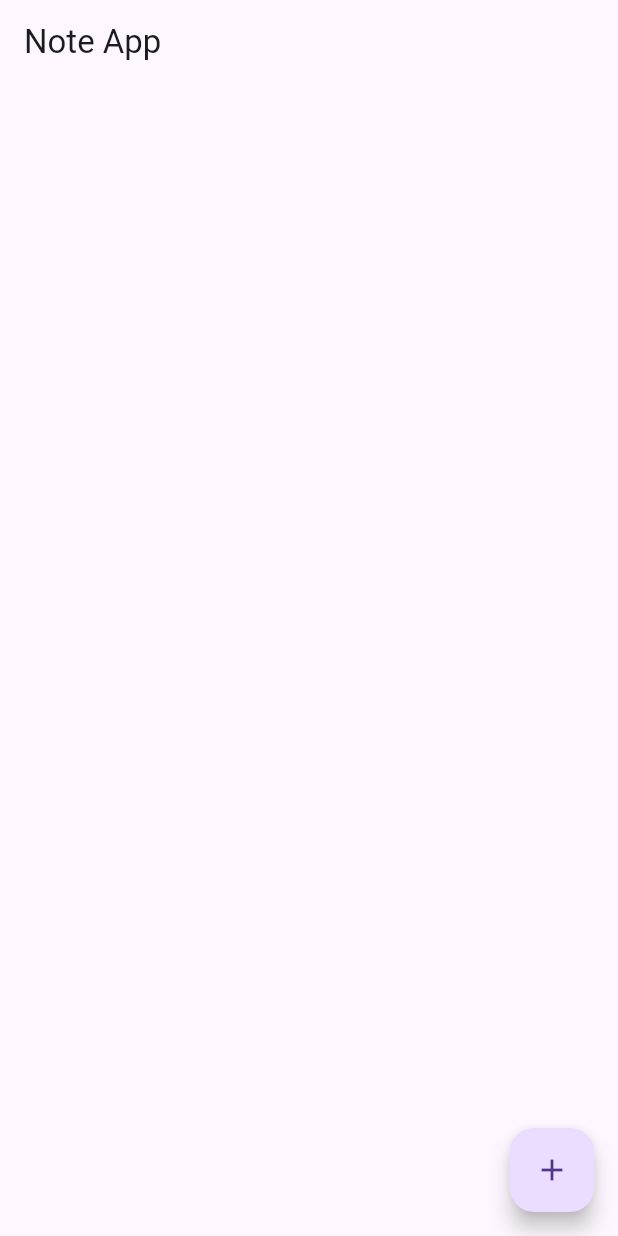
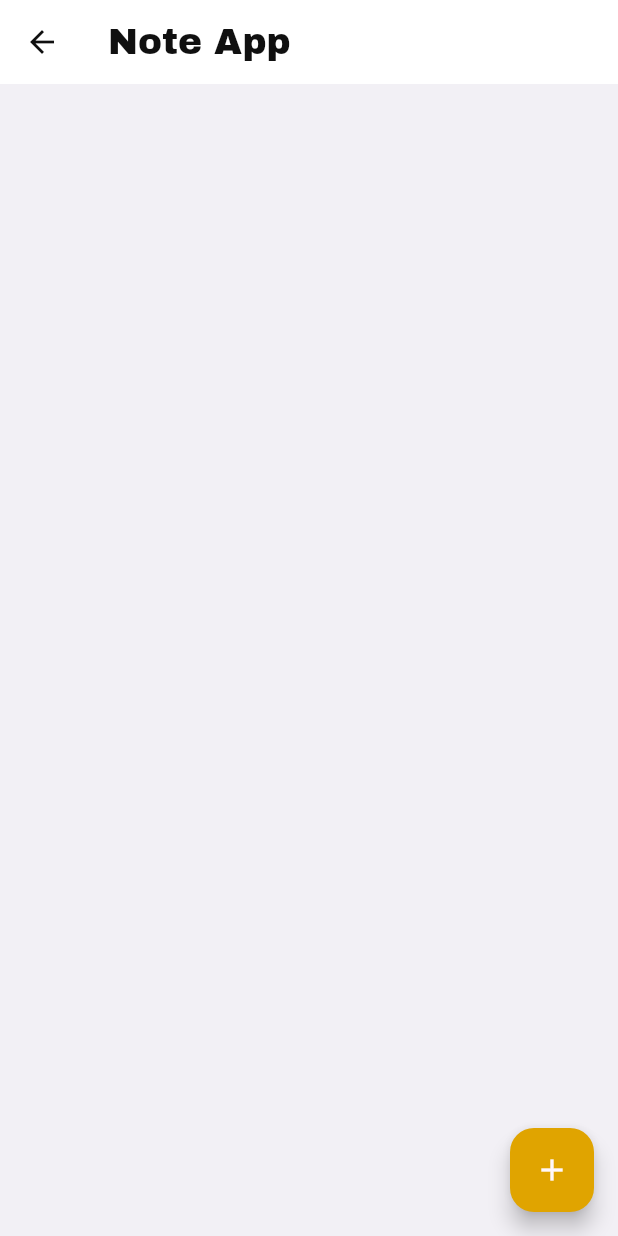
Before and after one commit to moreto/flutter_mvvm, a Flutter app: the NoteListView screen opened directly, on a phone screen of 412 x 824 dp. Run offline on Flutter 3.47's test engine with Material 3 defaults, Android fonts, the light colour scheme and no system bars; our stand-ins replace flutter_bloc, google_fonts, material_design_icons_flutter.

Commit message:
theme config

```diff
--- a/lib/main.dart
+++ b/lib/main.dart
@@ -1,6 +1,7 @@
 import 'package:flutter/material.dart';
 
-import 'ui/note/note_view.dart';
+import 'ui/auth/login/login_view.dart';
+import 'ui/core/themes/theme.dart';
 
 void main() {
   runApp(MyApp());
@@ -9,6 +10,6 @@ void main() {
 class MyApp extends StatelessWidget {
   @override
   Widget build(BuildContext context) {
-    return MaterialApp(title: 'Note App', theme: ThemeData(primarySwatch: Colors.blue), home: NoteListView());
+    return MaterialApp(title: 'Note App', theme: AppTheme.lightTheme, darkTheme: AppTheme.darkTheme, home: LoginView());
   }
 }
--- /dev/null
+++ b/lib/ui/core/themes/colors.dart
@@ -0,0 +1,47 @@
+// Copyright 2024 The Flutter team. All rights reserved.
+// Use of this source code is governed by a BSD-style license that can be
+// found in the LICENSE file.
+
+import 'package:flutter/material.dart';
+
+class AppColors {
+  static const black1 = Color(0xFF101010);
+  static const white1 = Color(0xFFFFF7FA);
+  static const grey1 = Color(0xFFF2F2F2);
+  static const grey2 = Color(0xFF4D4D4D);
+  static const grey3 = Color(0xFFA4A4A4);
+  static const whiteTransparent = Color(0x4DFFFFFF);
+  static const blackTransparent = Color(0x4D000000);
+  static const red1 = Color(0xFFE74C3C);
+
+  static Color kWhite = Color(0xffffffff);
+  static Color kBlack = Color(0xFF2A2E39);
+  static Color kPrimary = Color(0xFFe0a400);
+  static Color kBackGround = Color(0xFFf2f0f5);
+  static Color kSecondary = Color(0xFFF4CE8C);
+  static Color kPrimaryFixed = Color(0xFF8C8E8D);
+
+  static var lightColorScheme = ColorScheme(
+    brightness: Brightness.light,
+    primary: AppColors.kPrimary,
+    onPrimary: AppColors.white1,
+    secondary: AppColors.kSecondary,
+    onSecondary: AppColors.white1,
+    surface: Colors.white,
+    onSurface: AppColors.black1,
+    error: Colors.white,
+    onError: Colors.red,
+  );
+
+  static const darkColorScheme = ColorScheme(
+    brightness: Brightness.dark,
+    primary: AppColors.white1,
+    onPrimary: AppColors.black1,
+    secondary: AppColors.white1,
+    onSecondary: AppColors.black1,
+    surface: AppColors.black1,
+    onSurface: Colors.white,
+    error: Colors.black,
+    onError: AppColors.red1,
+  );
+}
--- /dev/null
+++ b/lib/ui/core/themes/theme.dart
@@ -0,0 +1,67 @@
+// Copyright 2024 The Flutter team. All rights reserved.
+// Use of this source code is governed by a BSD-style license that can be
+// found in the LICENSE file.
+
+import 'package:flutter/material.dart';
+import 'package:google_fonts/google_fonts.dart';
+
+import 'colors.dart';
+
+class AppTheme {
+  static final _textTheme = TextTheme(
+    bodySmall: GoogleFonts.rubik(textStyle: TextStyle(fontWeight: FontWeight.w400, color: AppColors.kPrimaryFixed, fontSize: 12)),
+    bodyMedium: GoogleFonts.rubik(textStyle: TextStyle(fontWeight: FontWeight.w400, color: AppColors.kPrimaryFixed, fontSize: 14)),
+    bodyLarge: GoogleFonts.rubik(textStyle: TextStyle(fontWeight: FontWeight.w400, color: AppColors.kPrimaryFixed, fontSize: 16)),
+    titleSmall: GoogleFonts.archivoBlack(textStyle: TextStyle(fontWeight: FontWeight.w500, color: AppColors.kBlack, fontSize: 14)),
+    titleMedium: GoogleFonts.archivoBlack(textStyle: TextStyle(fontWeight: FontWeight.w500, color: AppColors.kBlack, fontSize: 18)),
+    titleLarge: GoogleFonts.archivoBlack(textStyle: TextStyle(fontWeight: FontWeight.w500, color: AppColors.kPrimary, fontSize: 24)),
+    labelSmall: GoogleFonts.rubik(textStyle: TextStyle(fontWeight: FontWeight.w400, color: AppColors.kBlack, fontSize: 12)),
+    labelMedium: GoogleFonts.rubik(textStyle: TextStyle(fontWeight: FontWeight.w400, color: AppColors.kBlack, fontSize: 14)),
+    labelLarge: GoogleFonts.rubik(textStyle: TextStyle(fontWeight: FontWeight.w400, color: AppColors.kBlack, fontSize: 16)),
+    headlineSmall: GoogleFonts.rubik(textStyle: TextStyle(fontWeight: FontWeight.w400, color: AppColors.kPrimary, fontSize: 12)),
+    headlineMedium: GoogleFonts.rubik(textStyle: TextStyle(fontWeight: FontWeight.w400, color: AppColors.kPrimary, fontSize: 14)),
+    headlineLarge: GoogleFonts.rubik(textStyle: TextStyle(fontWeight: FontWeight.w400, color: AppColors.kPrimary, fontSize: 28)),
+    displaySmall: GoogleFonts.rubik(textStyle: TextStyle(fontWeight: FontWeight.w400, color: AppColors.kPrimary, fontSize: 12)),
+    displayMedium: GoogleFonts.rubik(textStyle: TextStyle(fontWeight: FontWeight.w400, color: AppColors.kPrimary, fontSize: 14)),
+    displayLarge: GoogleFonts.rubik(textStyle: TextStyle(fontWeight: FontWeight.w400, color: AppColors.kPrimary, fontSize: 16)),
+  );
+
+  static const _inputDecorationTheme = InputDecorationTheme(hintStyle: TextStyle(color: AppColors.grey3, fontSize: 18.0, fontWeight: FontWeight.w400));
+
+  static ThemeData lightTheme = ThemeData(
+    primaryColor: AppColors.kPrimary,
+    scaffoldBackgroundColor: AppColors.kBackGround,
+    brightness: Brightness.light,
+    colorScheme: AppColors.lightColorScheme,
+    textTheme: _textTheme,
+    inputDecorationTheme: _inputDecorationTheme,
+    // extensions: [TagChipTheme(chipColor: AppColors.whiteTransparent, onChipColor: Colors.white)],
+    iconTheme: IconThemeData(color: AppColors.kPrimaryFixed),
+    elevatedButtonTheme: ElevatedButtonThemeData(
+      style: ButtonStyle(
+        textStyle: WidgetStatePropertyAll(TextStyle(fontSize: 16, fontWeight: FontWeight.w400, color: AppColors.kWhite)),
+        iconColor: WidgetStatePropertyAll(AppColors.kWhite),
+        backgroundColor: WidgetStatePropertyAll(AppColors.kPrimary),
+        foregroundColor: WidgetStatePropertyAll(AppColors.kBlack),
+        elevation: const WidgetStatePropertyAll(0),
+        shape: WidgetStatePropertyAll(RoundedRectangleBorder(borderRadius: BorderRadius.circular(8))),
+      ),
+    ),
+    textButtonTheme: const TextButtonThemeData(
+      style: ButtonStyle(
+        // textStyle:  TextStyle(fontWeight: FontWeight.w400, color: kWhite, fontSize: kLabelLarge),
+        visualDensity: VisualDensity.compact,
+        tapTargetSize: MaterialTapTargetSize.shrinkWrap,
+        padding: WidgetStatePropertyAll(EdgeInsets.zero),
+      ),
+    ),
+  );
+
+  static ThemeData darkTheme = ThemeData(
+    brightness: Brightness.dark,
+    colorScheme: AppColors.darkColorScheme,
+    textTheme: _textTheme,
+    inputDecorationTheme: _inputDecorationTheme,
+    // extensions: [TagChipTheme(chipColor: AppColors.blackTransparent, onChipColor: Colors.white)],
+  );
+}
--- a/pubspec.yaml
+++ b/pubspec.yaml
@@ -14,6 +14,8 @@ dependencies:
 
   cupertino_icons: ^1.0.8
   flutter_bloc: ^9.1.1
+  material_design_icons_flutter: ^7.0.7296
+  google_fonts: ^6.2.1
 
 dev_dependencies:
   flutter_test:
```
Also changed, not shown: lib/ui/auth/login/login_request_model.dart (added, +16 -0 lines), lib/ui/auth/login/login_response_model.dart (added, +15 -0 lines), lib/ui/auth/login/login_view.dart (added, +146 -0 lines), lib/ui/core/themes/dimens.dart (added, +43 -0 lines), lib/ui/auth/login/login_viewmodel.dart (added), pubspec.lock, 9 other files.
